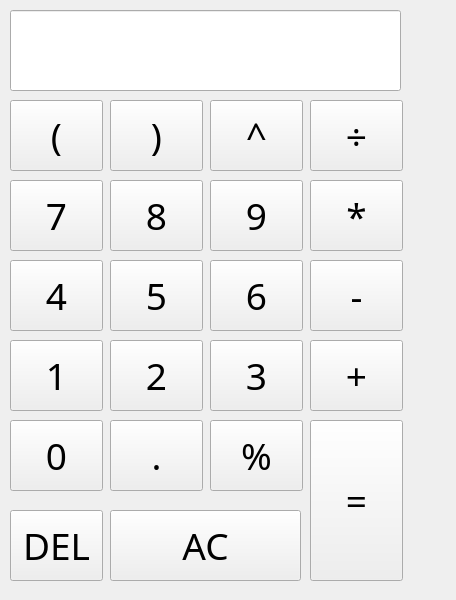
First picture: the form in ProjectA/Calculate/mainwindow.ui, repository wolf-bolin/Jigsaw, before the edit.
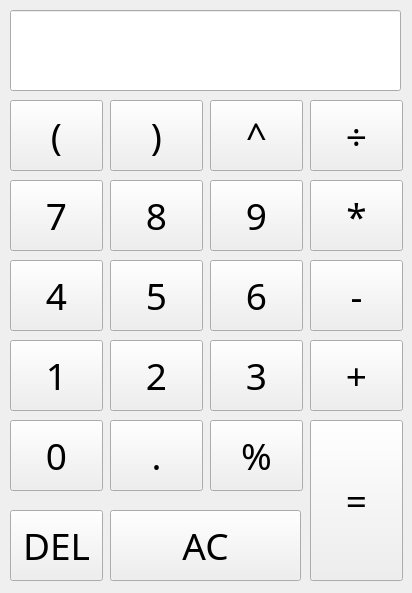
Second picture: the form after the edit.

The edit to the form file:
```diff
--- a/ProjectA/Calculate/mainwindow.ui
+++ b/ProjectA/Calculate/mainwindow.ui
@@ -6,10 +6,22 @@
    <rect>
     <x>0</x>
     <y>0</y>
-    <width>456</width>
-    <height>600</height>
+    <width>412</width>
+    <height>593</height>
    </rect>
   </property>
+  <property name="minimumSize">
+   <size>
+    <width>412</width>
+    <height>593</height>
+   </size>
+  </property>
+  <property name="maximumSize">
+   <size>
+    <width>412</width>
+    <height>593</height>
+   </size>
+  </property>
   <property name="windowTitle">
    <string>计算器</string>
   </property>
```
